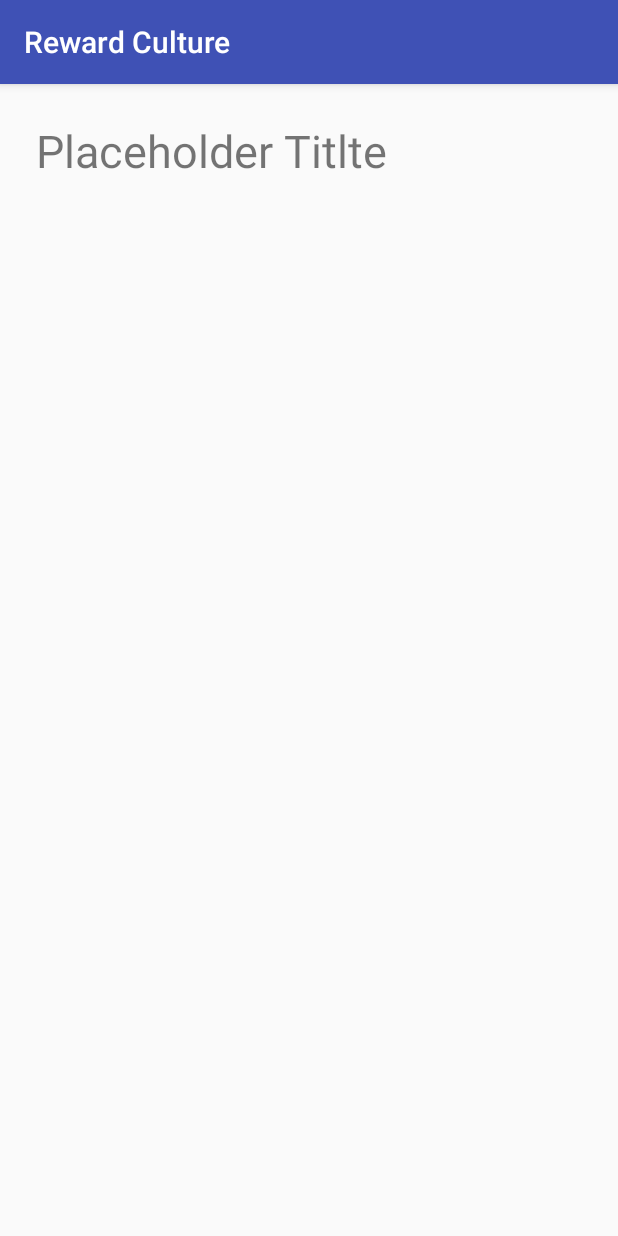
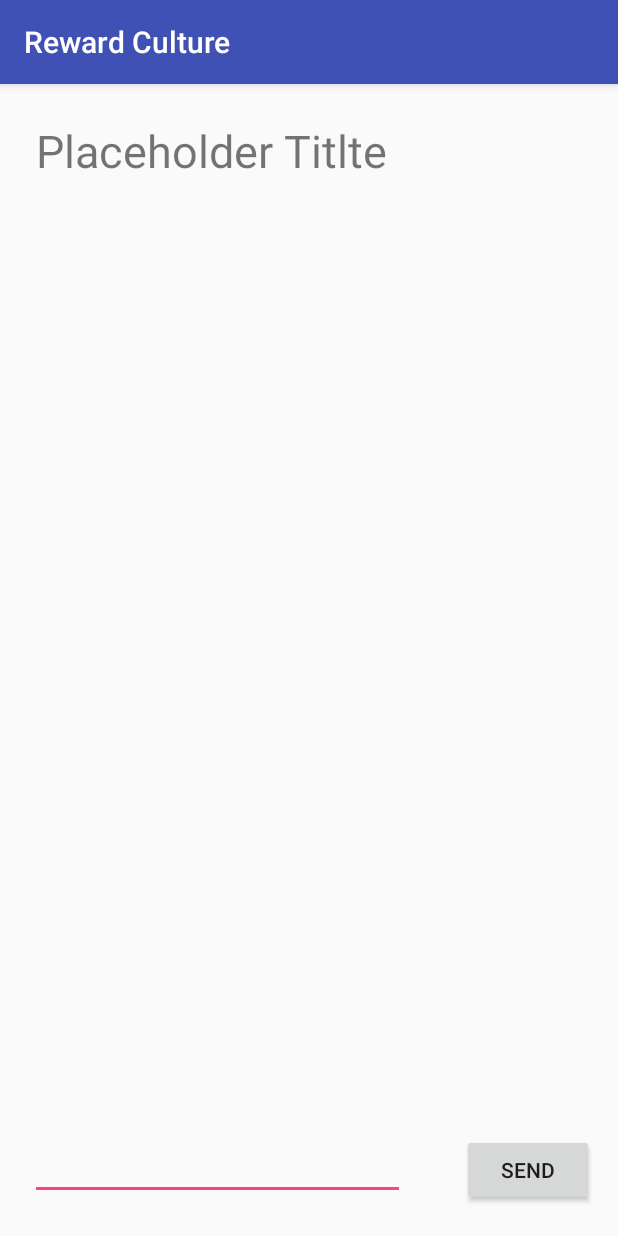
Before and after one commit to trungngv/rewardculture, an Android app: the BookActivity screen opened directly, with no data from a screen before it, on a phone screen of 412 x 824 dp. Run offline under Robolectric (Android 15) with nearby library versions, the phone set to English and light mode, and no system bars; 3 statements that could not run were skipped.

Commit message:
Implement add review action

```diff
--- a/app/src/main/java/com/rewardculture/model/Review.java
+++ b/app/src/main/java/com/rewardculture/model/Review.java
@@ -19,6 +19,7 @@ public class Review implements Serializable {
 
     public Review(String text, String authorId, int upvotes, int downvotes) {
         this.text = text;
+        this.authorId = authorId;
         this.upvotes = upvotes;
         this.downvotes = downvotes;
     }
--- a/app/src/main/java/com/rewardculture/view/BookActivity.java
+++ b/app/src/main/java/com/rewardculture/view/BookActivity.java
@@ -2,19 +2,25 @@ package com.rewardculture.view;
 
 import android.content.Context;
 import android.content.Intent;
+import android.database.DataSetObserver;
 import android.os.Bundle;
 import android.support.v7.app.AppCompatActivity;
 import android.view.View;
 import android.view.ViewGroup;
 import android.widget.AdapterView;
 import android.widget.ArrayAdapter;
+import android.widget.Button;
+import android.widget.EditText;
+import android.widget.ListAdapter;
 import android.widget.ListView;
 import android.widget.TextView;
+import android.widget.Toast;
 
 import com.rewardculture.R;
 import com.rewardculture.model.Book;
 import com.rewardculture.model.Review;
 import com.rewardculture.model.database.Database;
+import com.rewardculture.model.database.LocalDatabase;
 
 import org.w3c.dom.Text;
 
@@ -23,11 +29,12 @@ import java.util.List;
 
 public class BookActivity extends AppCompatActivity {
     public static final String ARG_BOOK = "book";
+    Database database = LocalDatabase.getInstance();
 
     @Override
     protected void onCreate(Bundle savedInstanceState) {
         super.onCreate(savedInstanceState);
-        Book book = (Book) getIntent().getSerializableExtra(ARG_BOOK);
+        final Book book = (Book) getIntent().getSerializableExtra(ARG_BOOK);
         setContentView(R.layout.activity_book);
 
         // set up book title
@@ -36,7 +43,37 @@ public class BookActivity extends AppCompatActivity {
 
         // set up reviews
         final ListView listView = findViewById(R.id.reviews);
-		listView.setAdapter(new ReviewsAdapter(this, book.getReviews()));
+        final ArrayAdapter adapter = new ReviewsAdapter(this, book.getReviews());
+        // TODO what to here to make the list refresh
+        adapter.registerDataSetObserver(new DataSetObserver() {
+            @Override
+            public void onChanged() {
+                super.onChanged();
+            }
+        });
+        listView.setAdapter(adapter);
+
+        // set up write review functionality
+        final EditText inputReview = findViewById(R.id.txt_review);
+        final Button btn = findViewById(R.id.btn_review);
+        btn.setOnClickListener(new View.OnClickListener() {
+            @Override
+            public void onClick(View v) {
+                String txtReview = inputReview.getEditableText().toString();
+                Toast.makeText(BookActivity.this, txtReview, Toast.LENGTH_SHORT).show();
+                if (!txtReview.isEmpty()) {
+                    // TODO use current user
+                    String userId = database.getUsers().get(0).getUserId();
+                    Review review = new Review(txtReview, userId, 0, 0);
+                    adapter.add(review);
+                    adapter.notifyDataSetChanged();
+                    // TODO update database
+                    // database.addReview(book, review);
+                    inputReview.clearComposingText();
+                    inputReview.clearFocus();
+                }
+            }
+        });
     }
 
     public class ReviewsAdapter extends ArrayAdapter<Review> {
--- a/app/src/main/res/layout/activity_book.xml
+++ b/app/src/main/res/layout/activity_book.xml
@@ -30,17 +30,30 @@
         app:layout_constraintBottom_toBottomOf="parent"
         app:layout_constraintLeft_toLeftOf="parent"
         app:layout_constraintTop_toBottomOf="@+id/book_title"
+        app:layout_constraintBottom_toTopOf="@+id/txt_review"
         app:layout_constraintVertical_bias="1.0" />
 
+    <EditText
+        android:id="@+id/txt_review"
+        android:imeOptions="actionDone"
+        android:layout_width="250dp"
+        android:layout_height="37dp"
+        android:layout_marginBottom="8dp"
+        android:layout_marginLeft="4dp"
+        android:layout_marginStart="4dp"
+        android:inputType="textMultiLine"
+        app:layout_constraintBottom_toBottomOf="parent"
+        app:layout_constraintStart_toStartOf="parent" />
+
     <Button
-        android:id="@+id/button"
+        android:id="@+id/btn_review"
         android:layout_width="wrap_content"
-        android:layout_height="48dp"
-        android:layout_marginBottom="16dp"
-        android:text="Write review"
+        android:layout_height="wrap_content"
+        android:layout_marginBottom="4dp"
+        android:text="@string/send"
         app:layout_constraintBottom_toBottomOf="parent"
         app:layout_constraintEnd_toEndOf="parent"
-        app:layout_constraintTop_toBottomOf="@+id/reviews"
-        app:layout_constraintVertical_bias="1.0" />
+        app:layout_constraintHorizontal_bias="1.0"
+        app:layout_constraintStart_toEndOf="@+id/txt_review" />
 
 </android.support.constraint.ConstraintLayout>
--- a/app/src/main/res/values/strings.xml
+++ b/app/src/main/res/values/strings.xml
@@ -1,3 +1,5 @@
 <resources>
 	<string name="app_name">Reward Culture</string>
+    <string name="review">Review</string>
+    <string name="send">Send</string>
 </resources>
```
Lines whose indentation alone changed are shown as unchanged.
